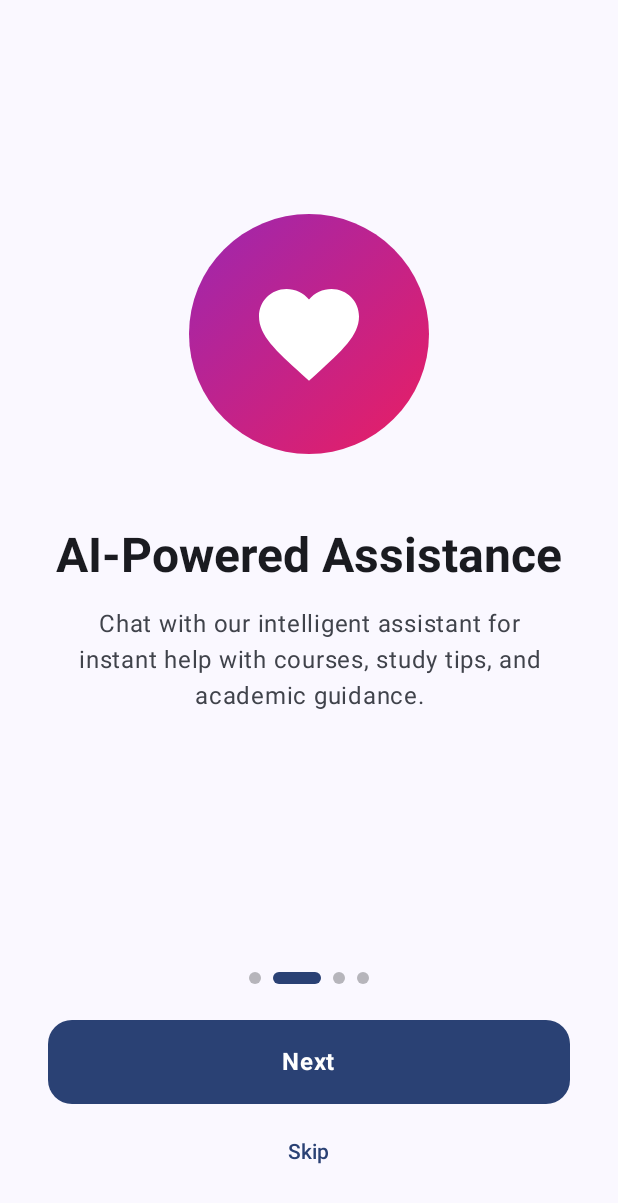
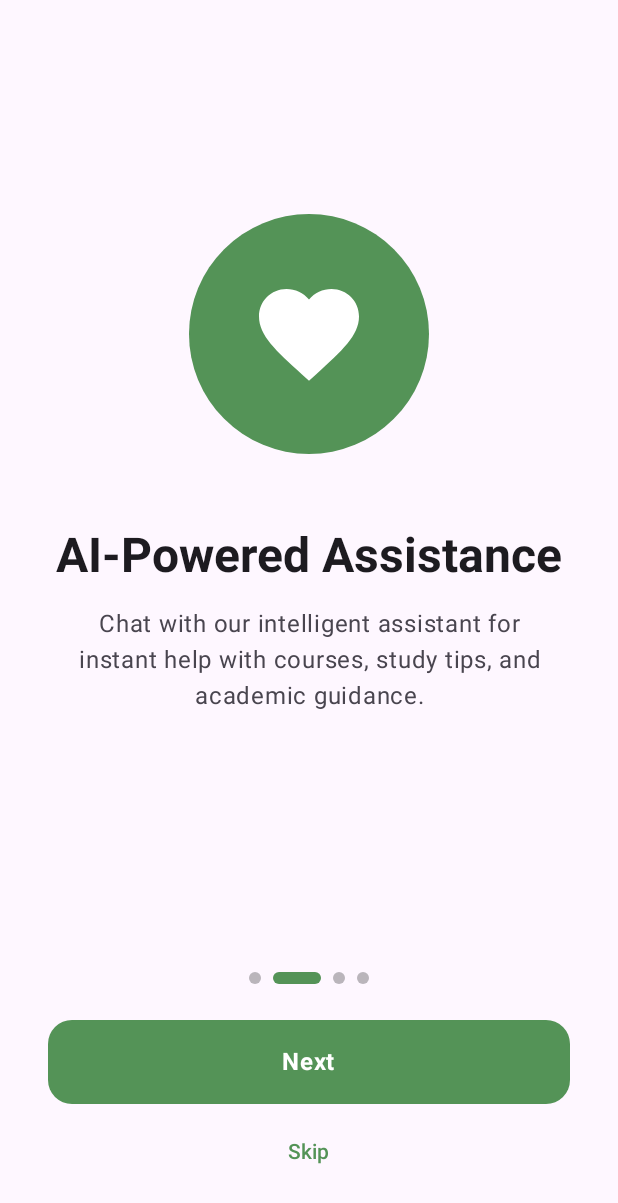
Before and after one commit to nakatudde-maria-monica/mind-garden, an Android app built with Jetpack Compose: the screen it shows after launch (MainActivity), after a tap on "Next", on a phone screen of 412 x 824 dp. Shown: the top 1203 px of the screen. Run offline under Robolectric (Android 15) with nearby library versions, the phone set to English and light mode, and no system bars; our stand-ins replace Dagger/Hilt's generated code; 1 statement that could not run was skipped.

Commit message:
i cooked 🤧 again

```diff
--- a/app/src/main/java/com/example/mind_garden/presentation/auth/LoginScreen.kt
+++ b/app/src/main/java/com/example/mind_garden/presentation/auth/LoginScreen.kt
@@ -13,7 +13,6 @@ import androidx.compose.material3.*
 import androidx.compose.runtime.*
 import androidx.compose.ui.Alignment
 import androidx.compose.ui.Modifier
-import androidx.compose.ui.graphics.Brush
 import androidx.compose.ui.graphics.Color
 import androidx.compose.ui.text.font.FontWeight
 import androidx.compose.ui.text.input.KeyboardType
@@ -50,14 +49,7 @@ fun LoginScreen(
             modifier = Modifier
                 .fillMaxWidth()
                 .height(280.dp)
-                .background(
-                    Brush.horizontalGradient(
-                        colors = listOf(
-                            Color(0xFF6B4CE6),
-                            Color(0xFF4E9BF5)
-                        )
-                    )
-                ),
+                .background(MaterialTheme.colorScheme.primary),
             contentAlignment = Alignment.Center
         ) {
             Column(
@@ -66,20 +58,20 @@ fun LoginScreen(
                 Icon(
                     imageVector = Icons.Default.Star,
                     contentDescription = null,
-                    tint = Color.White,
+                    tint = MaterialTheme.colorScheme.onPrimary,
                     modifier = Modifier.size(80.dp)
                 )
                 Spacer(modifier = Modifier.height(16.dp))
                 Text(
                     text = "Welcome Back",
                     style = MaterialTheme.typography.headlineLarge,
-                    color = Color.White,
+                    color = MaterialTheme.colorScheme.onPrimary,
                     fontWeight = FontWeight.Bold
                 )
                 Text(
                     text = "Log in to continue your journey",
                     style = MaterialTheme.typography.bodyMedium,
-                    color = Color.White.copy(alpha = 0.9f)
+                    color = MaterialTheme.colorScheme.onPrimary.copy(alpha = 0.9f)
                 )
             }
         }
@@ -218,6 +210,7 @@ fun LoginScreen(
                     .height(56.dp),
                 shape = RoundedCornerShape(16.dp),
                 enabled = !isLoading
+
             ) {
                 if (isLoading) {
                     CircularProgressIndicator(
--- a/app/src/main/java/com/example/mind_garden/presentation/auth/OnboardingScreen.kt
+++ b/app/src/main/java/com/example/mind_garden/presentation/auth/OnboardingScreen.kt
@@ -15,8 +15,6 @@ import androidx.compose.runtime.rememberCoroutineScope
 import androidx.compose.ui.Alignment
 import androidx.compose.ui.Modifier
 import androidx.compose.ui.draw.clip
-import androidx.compose.ui.graphics.Brush
-import androidx.compose.ui.graphics.Color
 import androidx.compose.ui.graphics.vector.ImageVector
 import androidx.compose.ui.text.font.FontWeight
 import androidx.compose.ui.text.style.TextAlign
@@ -26,34 +24,29 @@ import kotlinx.coroutines.launch
 data class OnboardingPage(
     val title: String,
     val description: String,
-    val icon: ImageVector,
-    val gradient: List<Color>
+    val icon: ImageVector
 )
 
 val onboardingPages = listOf(
     OnboardingPage(
         title = "Welcome to MindGarden",
         description = "Your personal academic companion powered by AI. Get 24/7 support for your educational journey.",
-        icon = Icons.Default.Star,
-        gradient = listOf(Color(0xFF6B4CE6), Color(0xFF4E9BF5))
+        icon = Icons.Default.Star
     ),
     OnboardingPage(
         title = "AI-Powered Assistance",
         description = "Chat with our intelligent assistant for instant help with courses, study tips, and academic guidance.",
-        icon = Icons.Default.Favorite,
-        gradient = listOf(Color(0xFF9C27B0), Color(0xFFE91E63))
+        icon = Icons.Default.Favorite
     ),
     OnboardingPage(
         title = "Emotional Support",
         description = "Get motivational content, stress management tips, and support when facing academic challenges.",
-        icon = Icons.Default.FavoriteBorder,
-        gradient = listOf(Color(0xFFE91E63), Color(0xFFFF5722))
+        icon = Icons.Default.FavoriteBorder
     ),
     OnboardingPage(
         title = "Track Your Progress",
         description = "Monitor study sessions, set goals, and celebrate your achievements as you grow.",
-        icon = Icons.Default.DateRange,
-        gradient = listOf(Color(0xFF00BCD4), Color(0xFF009688))
+        icon = Icons.Default.DateRange
     )
 )
 
@@ -156,20 +149,18 @@ fun OnboardingPageContent(page: OnboardingPage) {
         horizontalAlignment = Alignment.CenterHorizontally,
         verticalArrangement = Arrangement.Center
     ) {
-        // Icon with gradient background
+        // Icon with theme background
         Box(
             modifier = Modifier
                 .size(160.dp)
                 .clip(CircleShape)
-                .background(
-                    Brush.linearGradient(page.gradient)
-                ),
+                .background(MaterialTheme.colorScheme.primary),
             contentAlignment = Alignment.Center
         ) {
             Icon(
                 imageVector = page.icon,
                 contentDescription = null,
-                tint = Color.White,
+                tint = MaterialTheme.colorScheme.onPrimary,
                 modifier = Modifier.size(80.dp)
             )
         }
--- a/app/src/main/java/com/example/mind_garden/ui/theme/Color.kt
+++ b/app/src/main/java/com/example/mind_garden/ui/theme/Color.kt
@@ -2,10 +2,12 @@ package com.example.mind_garden.ui.theme
 
 import androidx.compose.ui.graphics.Color
 
-val Purple80 = Color(0xFFD0BCFF)
-val PurpleGrey80 = Color(0xFFCCC2DC)
-val Pink80 = Color(0xFFEFB8C8)
+// Dark theme colors
+val Green80 = Color(0xFF81C784)       // Light green for dark theme
+val GreenGrey80 = Color(0xFFA5D6A7)
+val Teal80 = Color(0xFF80CBC4)
 
-val Purple40 = Color(0xFF6650a4)
-val PurpleGrey40 = Color(0xFF625b71)
-val Pink40 = Color(0xFF7D5260)
+// Light theme colors
+val Green90 = Color(0xFF549357)       // Primary green
+val GreenGrey90 = Color(0xFF74BF76)   // Secondary green
+val Teal90 = Color(0xFF678E8B)        // Teal accent
--- a/app/src/main/java/com/example/mind_garden/ui/theme/Theme.kt
+++ b/app/src/main/java/com/example/mind_garden/ui/theme/Theme.kt
@@ -12,15 +12,15 @@ import androidx.compose.runtime.Composable
 import androidx.compose.ui.platform.LocalContext
 
 private val DarkColorScheme = darkColorScheme(
-    primary = Purple80,
-    secondary = PurpleGrey80,
-    tertiary = Pink80
+    primary = Green80,
+    secondary = GreenGrey80,
+    tertiary = Teal80
 )
 
 private val LightColorScheme = lightColorScheme(
-    primary = Purple40,
-    secondary = PurpleGrey40,
-    tertiary = Pink40
+    primary = Green90,
+    secondary = GreenGrey90,
+    tertiary = Teal90
 
     /* Other default colors to override
     background = Color(0xFFFFFBFE),
@@ -37,7 +37,7 @@ private val LightColorScheme = lightColorScheme(
 fun MindgardenTheme(
     darkTheme: Boolean = isSystemInDarkTheme(),
     // Dynamic color is available on Android 12+
-    dynamicColor: Boolean = true,
+    dynamicColor: Boolean = false,
     content: @Composable () -> Unit
 ) {
     val colorScheme = when {
```
